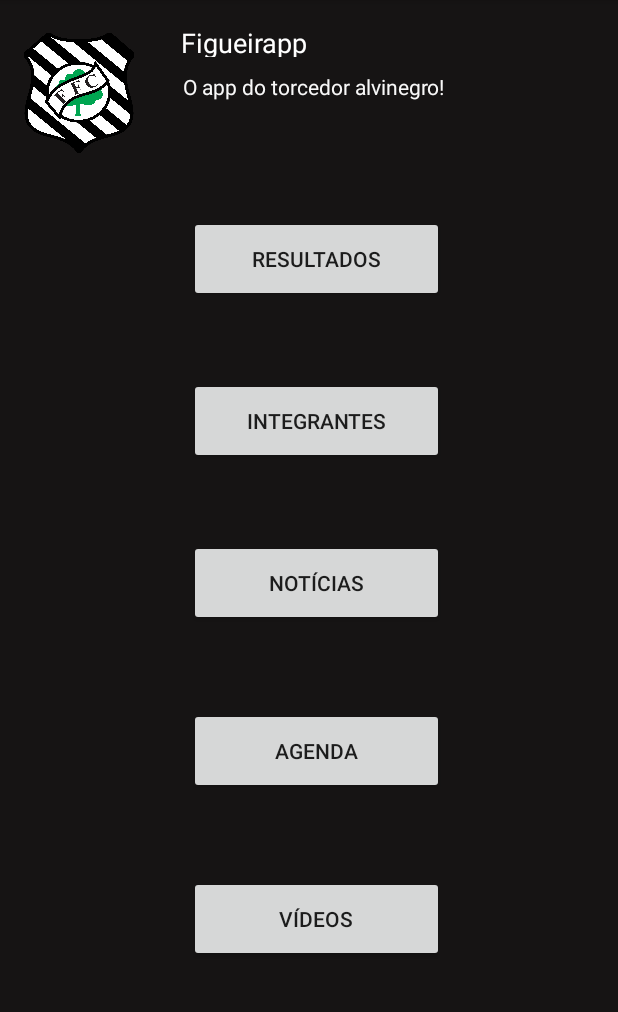
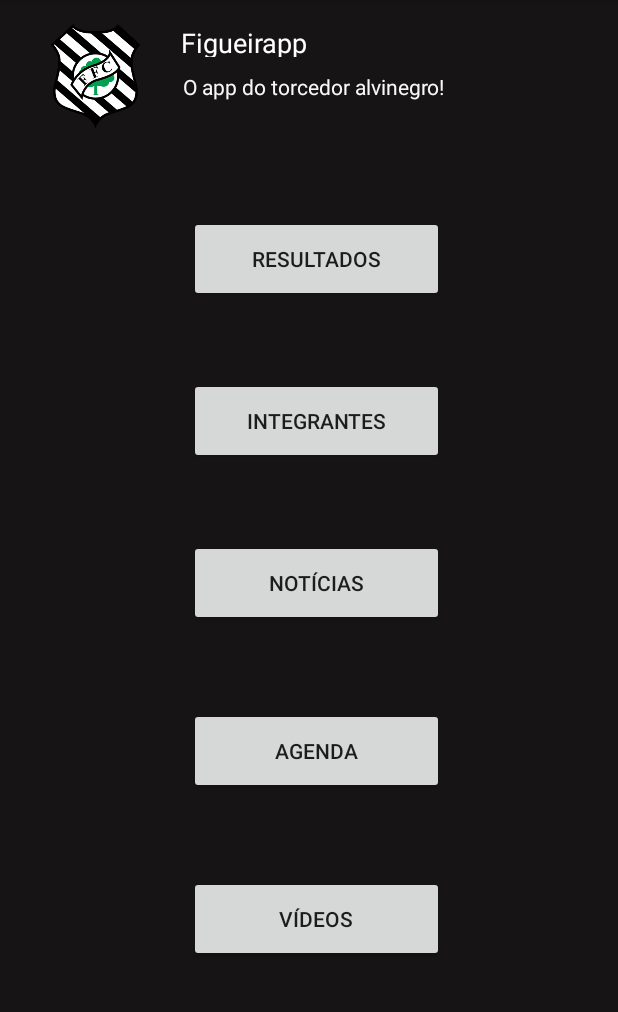
Before and after one commit to vitorgmorigi/AppTorcedorAlvinegro, an Android app: the screen it shows after launch (MainActivity), on a phone screen of 412 x 824 dp, the part 84-1096 px from its top. Run offline under Robolectric (Android 15) with nearby library versions, the phone set to English and light mode, and no system bars.

Commit message:
Substituido logo do Figueira por outra imagem com resolução menor

```diff
--- a/app/src/main/res/layout/activity_main.xml
+++ b/app/src/main/res/layout/activity_main.xml
@@ -36,16 +36,6 @@
         android:text="Integrantes"
         app:layout_constraintEnd_toEndOf="parent"
         app:layout_constraintTop_toTopOf="parent" />
-
-    <ImageView
-        android:id="@+id/imageView6"
-        android:layout_width="73dp"
-        android:layout_height="92dp"
-        android:layout_marginStart="16dp"
-        android:layout_marginTop="16dp"
-        app:layout_constraintStart_toStartOf="parent"
-        app:layout_constraintTop_toTopOf="parent"
-        app:srcCompat="@drawable/figueirense" />
 
     <TextView
         android:id="@+id/textView2"
@@ -96,4 +86,14 @@
         app:layout_constraintEnd_toEndOf="parent"
         app:layout_constraintTop_toTopOf="parent" />
 
+    <ImageView
+        android:id="@+id/imageView"
+        android:layout_width="95dp"
+        android:layout_height="69dp"
+        android:layout_marginStart="16dp"
+        android:layout_marginTop="16dp"
+        app:layout_constraintStart_toStartOf="parent"
+        app:layout_constraintTop_toTopOf="parent"
+        app:srcCompat="@drawable/figueirense2" />
+
 </android.support.constraint.ConstraintLayout>
```
Also changed, not shown: app/src/main/res/drawable/figueirense.png (deleted), app/src/main/res/drawable/figueirense2.png (added).
